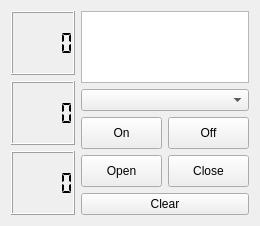
Qt form mainwindow.ui (jnwatts/bksupply) before a commit.
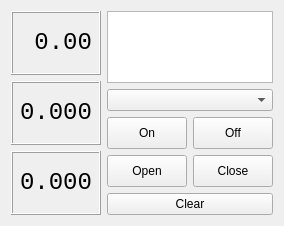
The same form after that commit.

Commit message: Mainwindow: Replace LCD with Label

Patch:
```diff
--- a/mainwindow.ui
+++ b/mainwindow.ui
@@ -18,44 +18,95 @@
     <item>
      <layout class="QVBoxLayout" name="verticalLayout_2">
       <item>
-       <widget class="QLCDNumber" name="lcdVoltage">
-        <property name="smallDecimalPoint">
-         <bool>false</bool>
+       <widget class="QLabel" name="lblVoltage">
+        <property name="font">
+         <font>
+          <family>Monospace</family>
+          <pointsize>18</pointsize>
+         </font>
         </property>
-        <property name="digitCount">
-         <number>5</number>
+        <property name="frameShape">
+         <enum>QFrame::Box</enum>
         </property>
-        <property name="segmentStyle">
-         <enum>QLCDNumber::Flat</enum>
+        <property name="frameShadow">
+         <enum>QFrame::Raised</enum>
         </property>
-        <property name="value" stdset="0">
-         <double>0.000000000000000</double>
+        <property name="text">
+         <string>0.00</string>
         </property>
+        <property name="textFormat">
+         <enum>Qt::PlainText</enum>
+        </property>
+        <property name="scaledContents">
+         <bool>false</bool>
+        </property>
+        <property name="alignment">
+         <set>Qt::AlignRight|Qt::AlignTrailing|Qt::AlignVCenter</set>
+        </property>
+        <property name="textInteractionFlags">
+         <set>Qt::NoTextInteraction</set>
+        </property>
        </widget>
       </item>
       <item>
-       <widget class="QLCDNumber" name="lcdCurrent">
-        <property name="digitCount">
-         <number>5</number>
+       <widget class="QLabel" name="lblCurrent">
+        <property name="font">
+         <font>
+          <family>Monospace</family>
+          <pointsize>18</pointsize>
+         </font>
         </property>
-        <property name="segmentStyle">
-         <enum>QLCDNumber::Flat</enum>
+        <property name="frameShape">
+         <enum>QFrame::Box</enum>
         </property>
-        <property name="value" stdset="0">
-         <double>0.000000000000000</double>
+        <property name="frameShadow">
+         <enum>QFrame::Raised</enum>
         </property>
+        <property name="text">
+         <string>0.000</string>
+        </property>
+        <property name="textFormat">
+         <enum>Qt::PlainText</enum>
+        </property>
+        <property name="scaledContents">
+         <bool>false</bool>
+        </property>
+        <property name="alignment">
+         <set>Qt::AlignRight|Qt::AlignTrailing|Qt::AlignVCenter</set>
+        </property>
+        <property name="textInteractionFlags">
+         <set>Qt::NoTextInteraction</set>
+        </property>
        </widget>
       </item>
       <item>
-       <widget class="QLCDNumber" name="lcdPower">
-        <property name="digitCount">
-         <number>5</number>
+       <widget class="QLabel" name="lblPower">
+        <property name="font">
+         <font>
+          <family>Monospace</family>
+          <pointsize>18</pointsize>
+         </font>
         </property>
-        <property name="segmentStyle">
-         <enum>QLCDNumber::Flat</enum>
+        <property name="frameShape">
+         <enum>QFrame::Box</enum>
         </property>
-        <property name="value" stdset="0">
-         <double>0.000000000000000</double>
+        <property name="frameShadow">
+         <enum>QFrame::Raised</enum>
+        </property>
+        <property name="text">
+         <string>0.000</string>
+        </property>
+        <property name="textFormat">
+         <enum>Qt::PlainText</enum>
+        </property>
+        <property name="scaledContents">
+         <bool>false</bool>
+        </property>
+        <property name="alignment">
+         <set>Qt::AlignRight|Qt::AlignTrailing|Qt::AlignVCenter</set>
+        </property>
+        <property name="textInteractionFlags">
+         <set>Qt::NoTextInteraction</set>
         </property>
        </widget>
       </item>
```
The commit also changes 2 other files.
